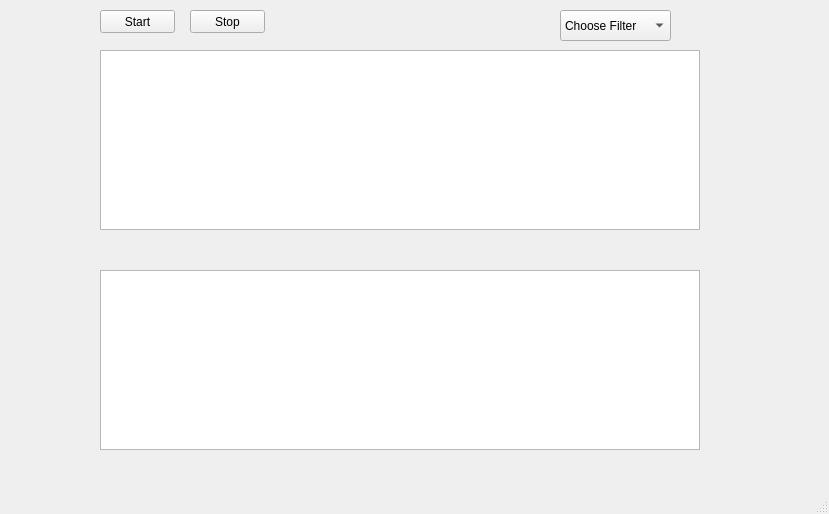
Qt form span_gui.ui (icaglak/SPAN) before a commit.
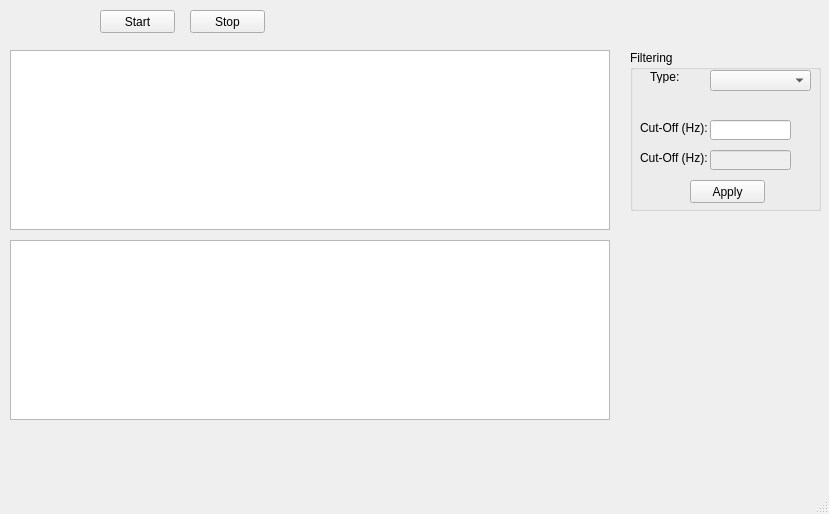
The same form after that commit. Custom widgets are drawn as their Qt base class.

What changed in the file:
```diff
--- a/span_gui.ui
+++ b/span_gui.ui
@@ -17,7 +17,7 @@
    <widget class="PlotWidget" name="time_plot">
     <property name="geometry">
      <rect>
-      <x>100</x>
+      <x>10</x>
       <y>50</y>
       <width>600</width>
       <height>180</height>
@@ -33,43 +33,13 @@
    <widget class="PlotWidget" name="fft_plot">
     <property name="geometry">
      <rect>
-      <x>100</x>
-      <y>270</y>
+      <x>10</x>
+      <y>240</y>
       <width>600</width>
       <height>180</height>
      </rect>
     </property>
    </widget>
-   <widget class="QComboBox" name="comboBox">
-    <property name="geometry">
-     <rect>
-      <x>560</x>
-      <y>10</y>
-      <width>111</width>
-      <height>31</height>
-     </rect>
-    </property>
-    <item>
-     <property name="text">
-      <string>Choose Filter</string>
-     </property>
-    </item>
-    <item>
-     <property name="text">
-      <string>Highpass Filter</string>
-     </property>
-    </item>
-    <item>
-     <property name="text">
-      <string>Lowpass Filter</string>
-     </property>
-    </item>
-    <item>
-     <property name="text">
-      <string>Bandpass Filter</string>
-     </property>
-    </item>
-   </widget>
    <widget class="QPushButton" name="buttonStart">
     <property name="geometry">
      <rect>
@@ -96,6 +66,157 @@
      <string>Stop</string>
     </property>
    </widget>
+   <widget class="QGroupBox" name="groupBox">
+    <property name="geometry">
+     <rect>
+      <x>630</x>
+      <y>50</y>
+      <width>191</width>
+      <height>161</height>
+     </rect>
+    </property>
+    <property name="title">
+     <string>Filtering</string>
+    </property>
+    <widget class="QComboBox" name="comboFilterType">
+     <property name="geometry">
+      <rect>
+       <x>80</x>
+       <y>20</y>
+       <width>101</width>
+       <height>21</height>
+      </rect>
+     </property>
+     <property name="maximumSize">
+      <size>
+       <width>101</width>
+       <height>16777215</height>
+      </size>
+     </property>
+     <property name="accessibleName">
+      <string notr="true"/>
+     </property>
+     <property name="accessibleDescription">
+      <string notr="true"/>
+     </property>
+     <property name="editable">
+      <bool>false</bool>
+     </property>
+     <property name="currentIndex">
+      <number>-1</number>
+     </property>
+     <item>
+      <property name="text">
+       <string>Raw Data</string>
+      </property>
+     </item>
+     <item>
+      <property name="text">
+       <string>Lowpass Filter</string>
+      </property>
+     </item>
+     <item>
+      <property name="text">
+       <string>Highpass Filter</string>
+      </property>
+     </item>
+     <item>
+      <property name="text">
+       <string>Bandpass Filter</string>
+      </property>
+     </item>
+    </widget>
+    <widget class="QLabel" name="label">
+     <property name="geometry">
+      <rect>
+       <x>20</x>
+       <y>20</y>
+       <width>46</width>
+       <height>13</height>
+      </rect>
+     </property>
+     <property name="text">
+      <string>Type: </string>
+     </property>
+    </widget>
+    <widget class="QLabel" name="label_3">
+     <property name="geometry">
+      <rect>
+       <x>10</x>
+       <y>70</y>
+       <width>71</width>
+       <height>16</height>
+      </rect>
+     </property>
+     <property name="text">
+      <string>Cut-Off (Hz):</string>
+     </property>
+    </widget>
+    <widget class="QLineEdit" name="lineFilterCutoff">
+     <property name="geometry">
+      <rect>
+       <x>80</x>
+       <y>70</y>
+       <width>81</width>
+       <height>20</height>
+      </rect>
+     </property>
+     <property name="text">
+      <string notr="true"/>
+     </property>
+     <property name="maxLength">
+      <number>5</number>
+     </property>
+    </widget>
+    <widget class="QLabel" name="label_5">
+     <property name="enabled">
+      <bool>true</bool>
+     </property>
+     <property name="geometry">
+      <rect>
+       <x>10</x>
+       <y>100</y>
+       <width>71</width>
+       <height>16</height>
+      </rect>
+     </property>
+     <property name="text">
+      <string>Cut-Off (Hz):</string>
+     </property>
+    </widget>
+    <widget class="QLineEdit" name="lineFilterCutoff_2">
+     <property name="enabled">
+      <bool>false</bool>
+     </property>
+     <property name="geometry">
+      <rect>
+       <x>80</x>
+       <y>100</y>
+       <width>81</width>
+       <height>20</height>
+      </rect>
+     </property>
+     <property name="text">
+      <string notr="true"/>
+     </property>
+     <property name="maxLength">
+      <number>5</number>
+     </property>
+    </widget>
+    <widget class="QPushButton" name="buttonApply">
+     <property name="geometry">
+      <rect>
+       <x>60</x>
+       <y>130</y>
+       <width>75</width>
+       <height>23</height>
+      </rect>
+     </property>
+     <property name="text">
+      <string>Apply</string>
+     </property>
+    </widget>
+   </widget>
   </widget>
   <widget class="QMenuBar" name="menubar">
    <property name="geometry">
```
